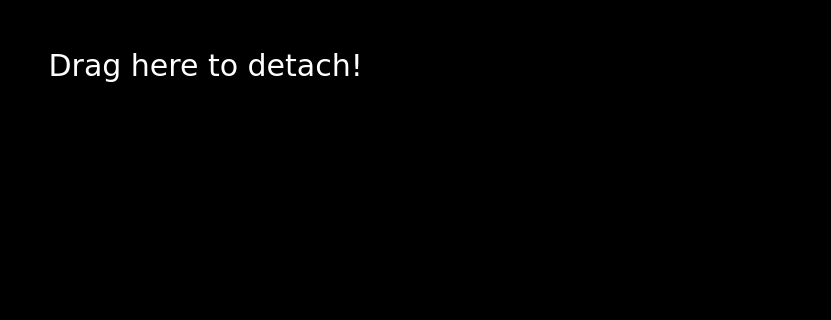
Above: ui/detachdragzone.ui from analogdevicesinc/scopy before the change; both pictures show x 0 to 831 and y 0 to 320 of the 1118 by 515 pixel window. Below: the same form after it.
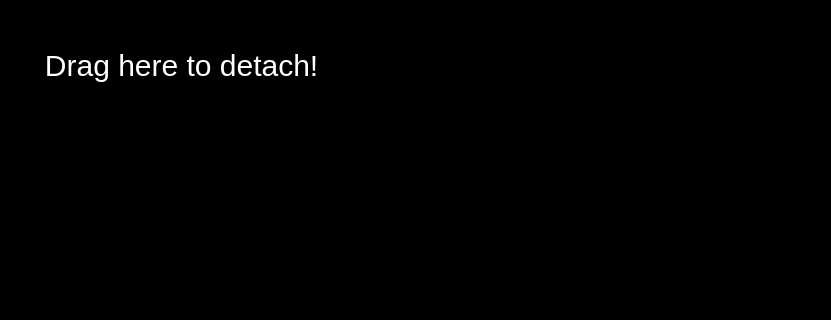
That is the form after the change.

```diff
--- a/ui/detachdragzone.ui
+++ b/ui/detachdragzone.ui
@@ -50,7 +50,7 @@
    </property>
    <property name="font">
     <font>
-     <family>DejaVu Sans</family>
+     
      <pointsize>-1</pointsize>
     </font>
    </property>
```
Left out of the diff: 2 changed lines with no effect on the pictures.
